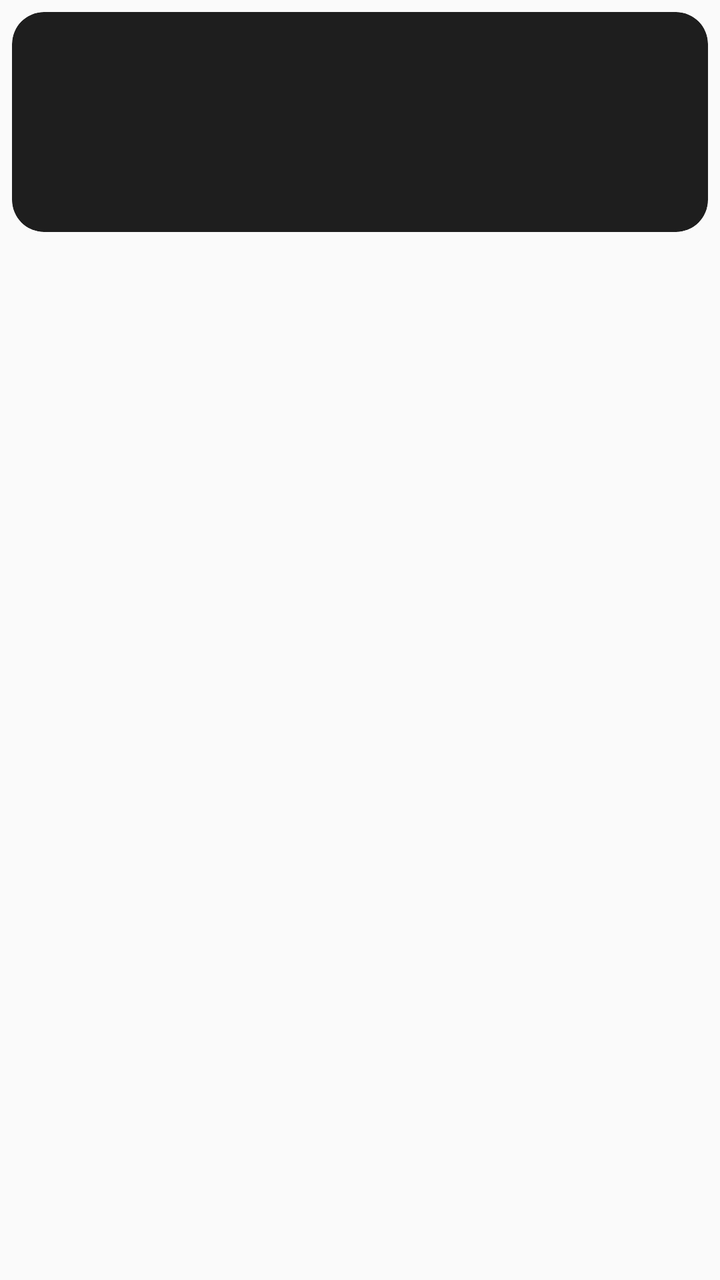
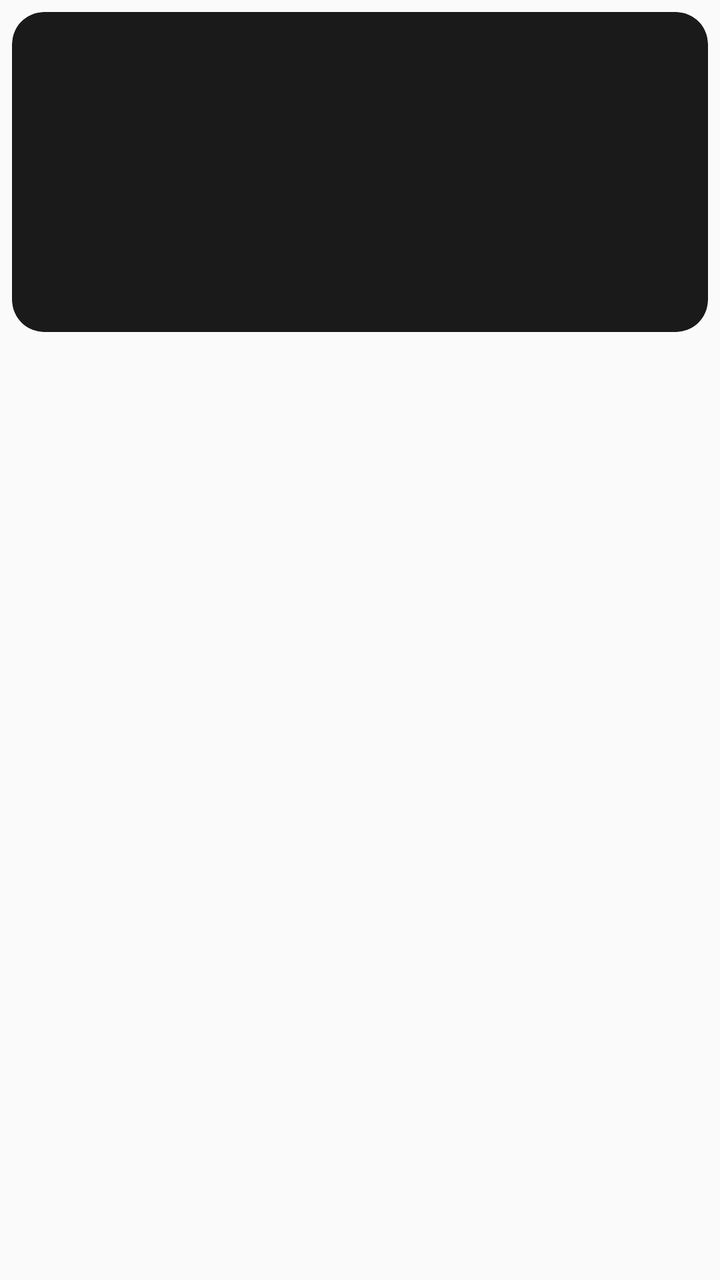

Screens rendered from an Android XML layout before and after an edit, with the pre-edit source and the edit as a unified diff.
<!-- AndroidManifest.xml: application theme Theme.AppCompat.DayNight.NoActionBar -->
<!-- res/layout/item_album_card.xml -->
<?xml version="1.0" encoding="utf-8"?>
<LinearLayout xmlns:android="http://schemas.android.com/apk/res/android"
    android:layout_width="match_parent"
    android:layout_height="wrap_content"
    android:orientation="vertical"
    android:padding="6dp">

    <androidx.cardview.widget.CardView
        xmlns:app="http://schemas.android.com/apk/res-auto"
        android:layout_width="match_parent"
        android:layout_height="110dp"
        app:cardCornerRadius="16dp"
        app:cardElevation="0dp"
        android:backgroundTint="#1E1E1E">

        <ImageView
            android:id="@+id/albumCoverImage"
            android:layout_width="match_parent"
            android:layout_height="match_parent"
            android:scaleType="centerCrop" />

    </androidx.cardview.widget.CardView>

    <TextView
        android:id="@+id/albumTitle"
        android:layout_width="wrap_content"
        android:layout_height="wrap_content"
        android:layout_gravity="center_horizontal"
        android:layout_marginTop="6dp"
        android:textColor="#FFFFFF"
        android:textSize="14sp"
        android:textStyle="bold" />

    <TextView
        android:id="@+id/albumCount"
        android:layout_width="wrap_content"
        android:layout_height="wrap_content"
        android:layout_gravity="center_horizontal"
        android:textColor="#888888"
        android:textSize="12sp" />

</LinearLayout>
<!-- resources referenced by this layout -->
<resources>

</resources>

<!-- the commit's change to res/layout/item_album_card.xml (unified diff, before → after) -->
@@ -1,41 +1,47 @@
 <?xml version="1.0" encoding="utf-8"?>
 <LinearLayout xmlns:android="http://schemas.android.com/apk/res/android"
+    xmlns:app="http://schemas.android.com/apk/res-auto"
     android:layout_width="match_parent"
     android:layout_height="wrap_content"
     android:orientation="vertical"
     android:padding="6dp">
 
     <androidx.cardview.widget.CardView
-        xmlns:app="http://schemas.android.com/apk/res-auto"
         android:layout_width="match_parent"
-        android:layout_height="110dp"
+        android:layout_height="160dp"
         app:cardCornerRadius="16dp"
         app:cardElevation="0dp"
-        android:backgroundTint="#1E1E1E">
+        app:cardBackgroundColor="#1A1A1A">
 
         <ImageView
-            android:id="@+id/albumCoverImage"
+            android:id="@+id/imgAlbumCover"
             android:layout_width="match_parent"
             android:layout_height="match_parent"
             android:scaleType="centerCrop" />
 
+        <View
+            android:layout_width="match_parent"
+            android:layout_height="60dp"
+            android:layout_gravity="bottom"
+            android:background="@android:color/transparent" />
+
     </androidx.cardview.widget.CardView>
 
     <TextView
-        android:id="@+id/albumTitle"
-        android:layout_width="wrap_content"
+        android:id="@+id/tvAlbumName"
+        android:layout_width="match_parent"
         android:layout_height="wrap_content"
-        android:layout_gravity="center_horizontal"
         android:layout_marginTop="6dp"
         android:textColor="#FFFFFF"
         android:textSize="14sp"
-        android:textStyle="bold" />
+        android:textStyle="bold"
+        android:maxLines="1"
+        android:ellipsize="end" />
 
     <TextView
-        android:id="@+id/albumCount"
-        android:layout_width="wrap_content"
+        android:id="@+id/tvAlbumCount"
+        android:layout_width="match_parent"
         android:layout_height="wrap_content"
-        android:layout_gravity="center_horizontal"
         android:textColor="#888888"
         android:textSize="12sp" />
 
